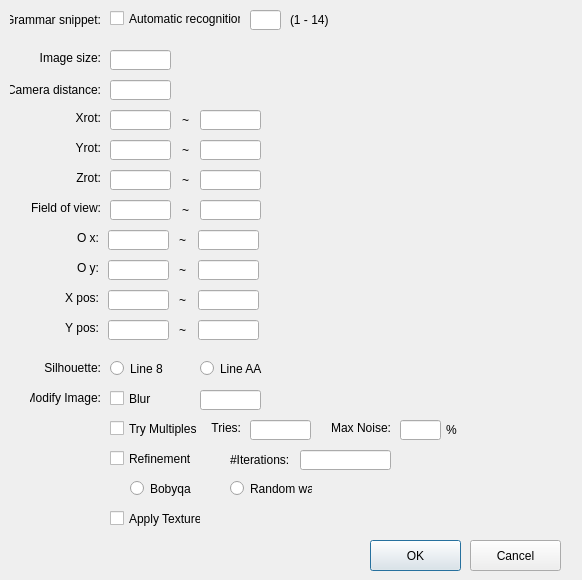
Qt form StreetMassEstimationCNN/MassReconstructionDialog.ui (gnishida/BuildingMassEstimationCNN) before a commit.
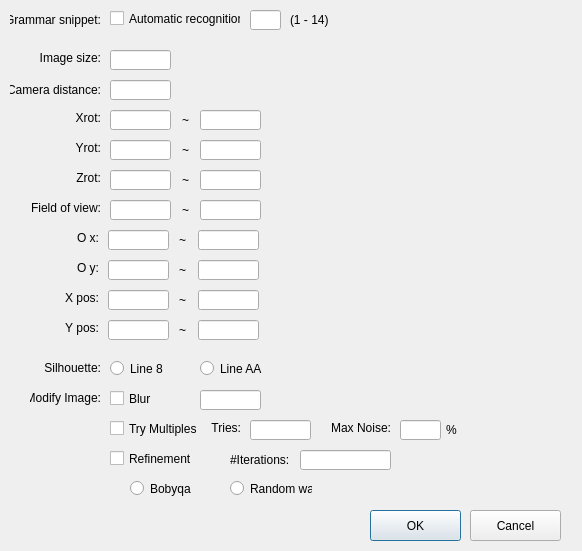
The same form after that commit.

Commit message: fix texture mapping, update cga

```diff
--- a/StreetMassEstimationCNN/MassReconstructionDialog.ui
+++ b/StreetMassEstimationCNN/MassReconstructionDialog.ui
@@ -7,7 +7,7 @@
     <x>0</x>
     <y>0</y>
     <width>582</width>
-    <height>580</height>
+    <height>551</height>
    </rect>
   </property>
   <property name="windowTitle">
@@ -407,24 +407,11 @@
     <string>Refinement</string>
    </property>
   </widget>
-  <widget class="QCheckBox" name="checkBoxApplyTexture">
-   <property name="geometry">
-    <rect>
-     <x>110</x>
-     <y>510</y>
-     <width>91</width>
-     <height>17</height>
-    </rect>
-   </property>
-   <property name="text">
-    <string>Apply Texture</string>
-   </property>
-  </widget>
   <widget class="QPushButton" name="pushButtonOK">
    <property name="geometry">
     <rect>
      <x>370</x>
-     <y>540</y>
+     <y>510</y>
      <width>91</width>
      <height>31</height>
     </rect>
@@ -721,7 +708,7 @@
    <property name="geometry">
     <rect>
      <x>470</x>
-     <y>540</y>
+     <y>510</y>
      <width>91</width>
      <height>31</height>
     </rect>
```
Left out of the diff: 1 changed line with no effect on the pictures. The commit also changes 15 other files.
